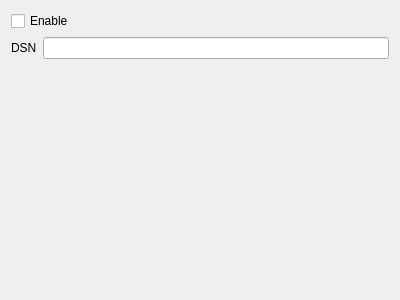
Above: Resources/panels/preferences.ui from FreeCAD/FreeCAD-Telemetry before the change. Below: the same form after it.
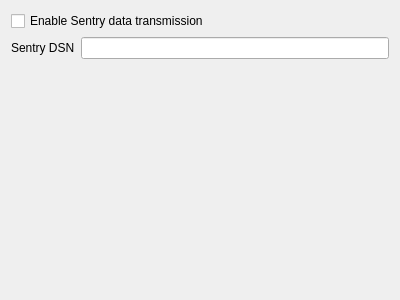
That is the form after the change. Custom widgets are drawn as their Qt base class.

Patch:
```diff
--- a/Resources/panels/preferences.ui
+++ b/Resources/panels/preferences.ui
@@ -17,7 +17,7 @@
    <item>
     <widget class="Gui::PrefCheckBox" name="enable_check_box">
      <property name="text">
-      <string>Enable</string>
+      <string>Enable Sentry data transmission</string>
      </property>
      <property name="prefEntry" stdset="0">
       <cstring>Enable</cstring>
@@ -32,7 +32,7 @@
      <item>
       <widget class="QLabel" name="label">
        <property name="text">
-        <string>DSN</string>
+        <string>Sentry DSN</string>
        </property>
       </widget>
      </item>
```
